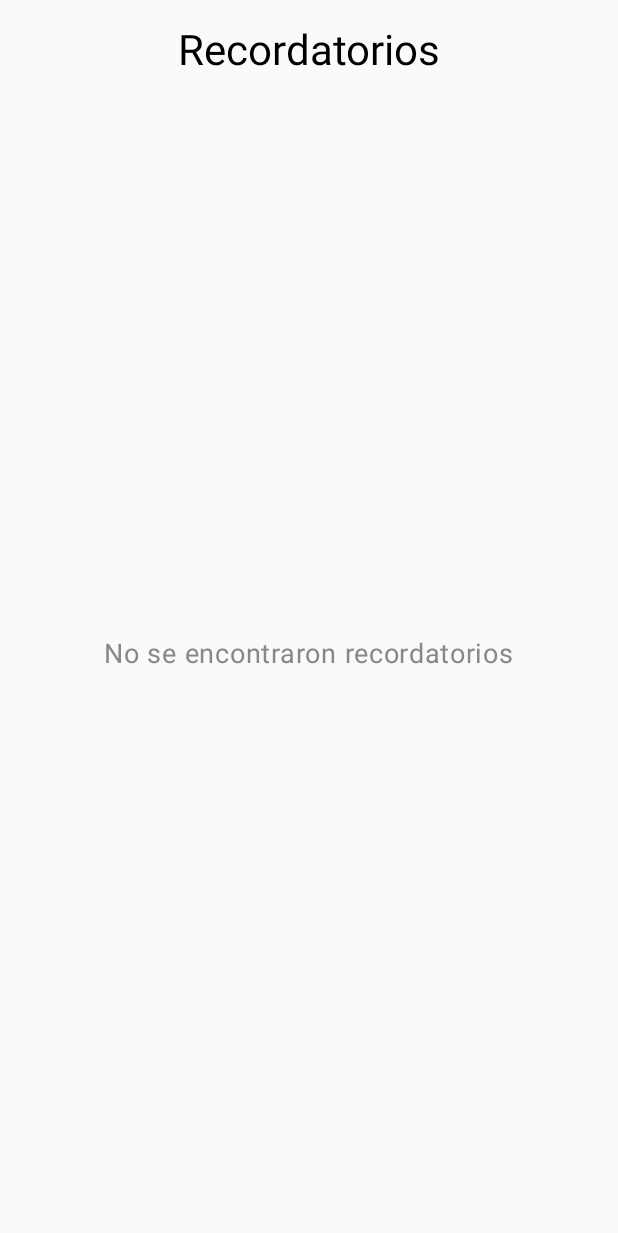
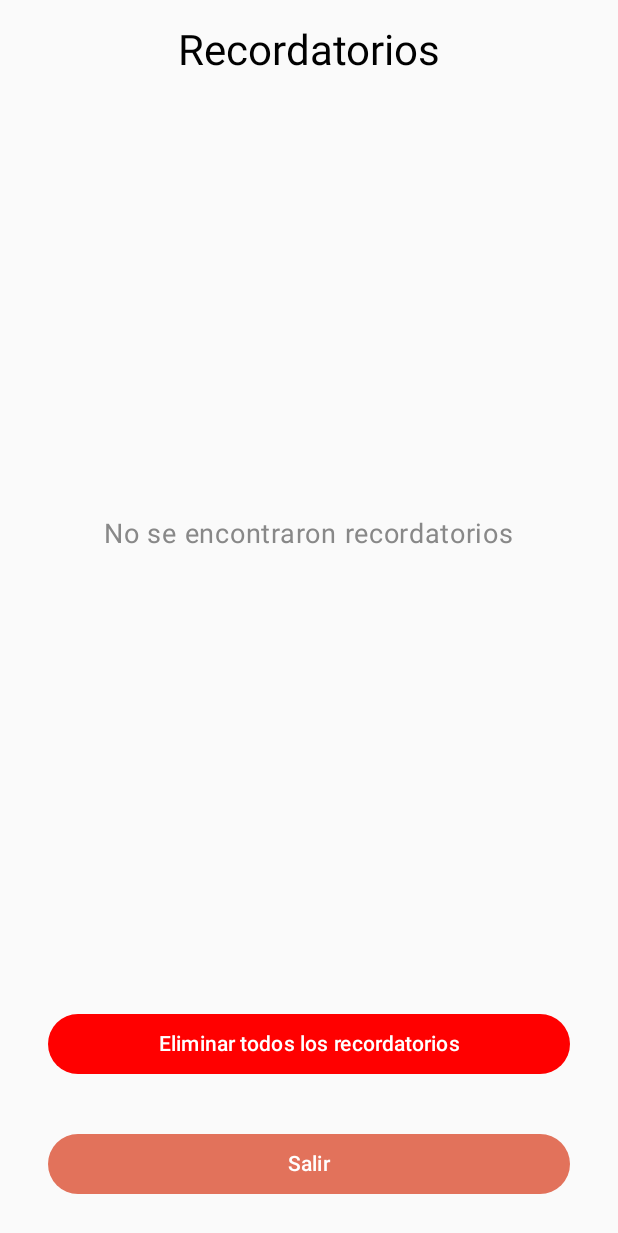
Before and after one commit to Carlos16S/ProyectoPrograV, an Android app built with Jetpack Compose: the RecordatorioPantalla screen opened through its navigation route, on a phone screen of 412 x 824 dp. Shown: the top 1233 px of the screen. Run offline under Robolectric (Android 15) with nearby library versions, the phone set to English and light mode, and no system bars; our stand-ins replace Dagger/Hilt's generated code, Firebase (no records; nobody signed in at launch, a user with empty details on screens opened directly), livedata-compose; 1 statement that could not run was skipped.

Commit message:
Boton salir y eliminar recordatorios

```diff
--- a/app/src/main/java/com/notes/notes/InterfazUsuario/CrearNotas.kt
+++ b/app/src/main/java/com/notes/notes/InterfazUsuario/CrearNotas.kt
@@ -105,9 +105,9 @@ fun CrearNotas(modifier: Modifier,viewModel: CrearViewModel,navController: NavCo
 
             Spacer(modifier = Modifier.padding(5.dp))
 
-            ContenidoMultimedia(onUriSelected = { uri ->
-                viewModel.onContenidoMultimediaSeleccionado(uri)
-            })
+         //  ContenidoMultimedia(onUriSelected = { uri ->
+         //      viewModel.onContenidoMultimediaSeleccionado(uri)
+         //  })
 
             Spacer(modifier = Modifier.padding(5.dp))
         }
--- a/app/src/main/java/com/notes/notes/InterfazUsuario/Login/LoginPantalla.kt
+++ b/app/src/main/java/com/notes/notes/InterfazUsuario/Login/LoginPantalla.kt
@@ -80,7 +80,7 @@ fun Login(modifier: Modifier, viewModel: LoginViewModel,navController: NavContro
             Spacer(modifier = Modifier.padding(4.dp))
             IngresarContrasena(contrasena) { viewModel.onLoginChanged(email, it) }
             Spacer(modifier = Modifier.padding(8.dp))
-            Olvidocontrasena(Modifier.align(Alignment.End))
+
             Spacer(modifier = Modifier.padding(8.dp))
             BotoLogin(loginEnable, navController) {
                 coroutineScope.launch {
--- a/app/src/main/java/com/notes/notes/InterfazUsuario/RecordatoriosScreen.kt
+++ b/app/src/main/java/com/notes/notes/InterfazUsuario/RecordatoriosScreen.kt
@@ -12,6 +12,8 @@ import androidx.compose.foundation.layout.padding
 import androidx.compose.foundation.lazy.LazyColumn
 import androidx.compose.foundation.lazy.grid.GridCells
 import androidx.compose.foundation.lazy.grid.LazyVerticalGrid
+import androidx.compose.material3.Button
+import androidx.compose.material3.ButtonDefaults
 import androidx.compose.material3.Card
 import androidx.compose.material3.CardDefaults
 import androidx.compose.material3.MaterialTheme
@@ -28,39 +30,85 @@ import androidx.compose.ui.unit.dp
 import androidx.compose.ui.unit.sp
 import androidx.navigation.NavController
 import com.notes.notes.model.Recordatorios
+import com.notes.notes.ui.theme.Terracota
+import com.notes.notes.ui.theme.VerdeMusgo
 import com.notes.notes.viewModel.RecordatorioViewModel
 
 @Composable
 fun RecordatorioPantalla(navController: NavController, viewModel: RecordatorioViewModel) {
-
     LaunchedEffect(Unit) {
         viewModel.MostrarRecordatorios()
     }
-    val recordatorios=viewModel.recordatorios
-    Box(
+    val recordatorios = viewModel.recordatorios
+
+    Column(
         modifier = Modifier
             .fillMaxSize()
             .padding(16.dp)
     ) {
-        Spacer(modifier = Modifier.padding(20.dp))
-        Titulo(modifier = Modifier.align(Alignment.TopCenter))
-        Spacer(modifier = Modifier.padding(20.dp))
-        Column(
-            modifier = Modifier.align(Alignment.Center),
-            horizontalAlignment = Alignment.CenterHorizontally,
-            verticalArrangement = Arrangement.spacedBy(8.dp)
+        // Sección superior con título
+        Titulo(modifier = Modifier.align(Alignment.CenterHorizontally))
+
+        Spacer(modifier = Modifier.height(20.dp))
+
+        // Sección central con lista de recordatorios (scrollable)
+        Box(
+            modifier = Modifier
+                .weight(1f) // Toma el espacio disponible, pero permite espacio para los botones abajo
         ) {
-            Spacer(modifier = Modifier.padding(20.dp))
             MostrarRecordatorios(viewModel = viewModel, recordatorios_ = recordatorios)
-            BotonSalir()
         }
+
+        Spacer(modifier = Modifier.height(16.dp))
+
+        // Sección inferior con botones
+        EliminarRecordatorios(viewModel = viewModel)
+
+        Spacer(modifier = Modifier.height(8.dp))
+
+        BotonSalir(navController = navController)
     }
 }
 
 @Composable
-fun BotonSalir() {
+fun EliminarRecordatorios(viewModel: RecordatorioViewModel) {
+    Button(
+        onClick = {
+            viewModel.eliminarRecordatorio() // Aquí llamas a la función que elimina todos
+        },
+        modifier = Modifier
+            .fillMaxWidth()
+            .padding(16.dp),
+        colors = ButtonDefaults.buttonColors(
+            containerColor = Color.Red
+        )
+    ) {
+        Text(
+            textAlign = TextAlign.Center,
+            text = "Eliminar todos los recordatorios",
+            color = Color.White
+        )
+    }
+}
 
+@Composable
+fun BotonSalir(navController: NavController) {
+    Button(
+        onClick = {
+            navController.navigate("HomePantalla") {
+                // Evita duplicar pantallas en el backstack
+                popUpTo("HomePantalla") { inclusive = true }
+            }
+        },
+        modifier = Modifier
+            .fillMaxWidth()
+            .padding(horizontal = 16.dp, vertical = 8.dp),
+        colors = ButtonDefaults.buttonColors(containerColor = Terracota) // usa tu color personalizado
+    ) {
+        Text(text = "Salir", color = Color.White)
+    }
 }
+
 
 @Composable
 fun MostrarRecordatorios(viewModel: RecordatorioViewModel, recordatorios_: List<Recordatorios>) {
@@ -92,7 +140,7 @@ fun MostrarRecordatorios(viewModel: RecordatorioViewModel, recordatorios_: List<
                         modifier = Modifier
                             .fillMaxWidth()
                             .height(60.dp),
-                        colors = CardDefaults.cardColors(containerColor = Color(0xFF3F51B5))
+                        colors = CardDefaults.cardColors(containerColor = VerdeMusgo)
                     ) {
                         Box(
                             modifier = Modifier
--- a/app/src/main/java/com/notes/notes/viewModel/RecordatorioViewModel.kt
+++ b/app/src/main/java/com/notes/notes/viewModel/RecordatorioViewModel.kt
@@ -42,4 +42,9 @@ class RecordatorioViewModel @Inject constructor(private val firebaseRepository:
             recordatorios = emptyList()
         }
     }
+
+    fun eliminarRecordatorio(){
+
+        firebaseRepository.eliminarTodosLosRecordatorios()
+    }
 }
```
Also changed, not shown: app/src/main/java/com/notes/notes/data/databases/Firebase/Recordatorios_Firebase.kt (+35 -20 lines).
